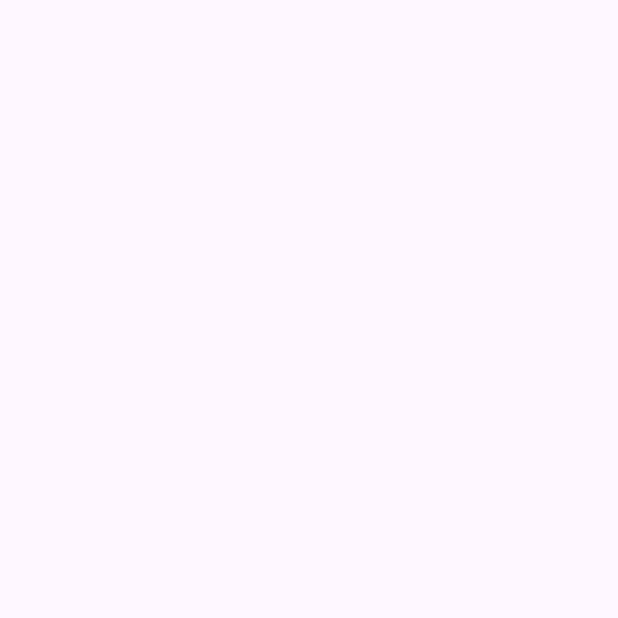
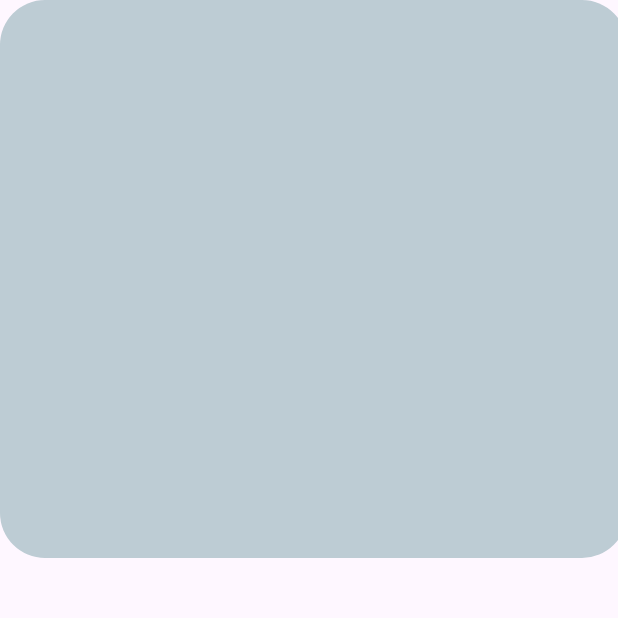
Before and after one commit to MichelSaez610/login_producte, an Android app: the ProducteActivity screen opened directly, with no data from a screen before it, on a phone screen of 412 x 824 dp, the top half of it. Before the commit the part shown is empty. Run offline under Robolectric (Android 15) with nearby library versions, the light colour scheme and no system bars.

Commit message:
sTARTED pRODUCT VIEW

```diff
--- /dev/null
+++ b/app/src/main/res/drawable/gray_square.xml
@@ -0,0 +1,8 @@
+<?xml version="1.0" encoding="utf-8"?>
+<shape xmlns:android="http://schemas.android.com/apk/res/android"
+    android:shape="rectangle">
+
+    <solid android:color="#bdccd4" />
+    <corners android:radius="30dp" />
+
+</shape>
--- a/app/src/main/res/layout/activity_producte.xml
+++ b/app/src/main/res/layout/activity_producte.xml
@@ -7,4 +7,12 @@
     android:layout_height="match_parent"
     tools:context=".ProducteActivity">
 
+    <ImageView
+        android:id="@+id/imageView"
+        android:layout_width="418dp"
+        android:layout_height="372dp"
+        app:srcCompat="@drawable/gray_square"
+        tools:layout_editor_absoluteX="-5dp"
+        tools:layout_editor_absoluteY="381dp" />
+
 </androidx.constraintlayout.widget.ConstraintLayout>
--- a/app/src/main/res/values/strings.xml
+++ b/app/src/main/res/values/strings.xml
@@ -11,4 +11,5 @@
     <string name="e_mail_label">E-Mail</string>
     <string name="phone_number_label">Phone Number</string>
     <string name="password_label">Password</string>
+    <string name="hola_que_tal">hola que tal</string>
 </resources>
```
Also changed, not shown: app/src/main/res/drawable/twitter_pfp.png (deleted), app/src/main/res/layout/activity_login.xml (line endings or trailing spaces).
